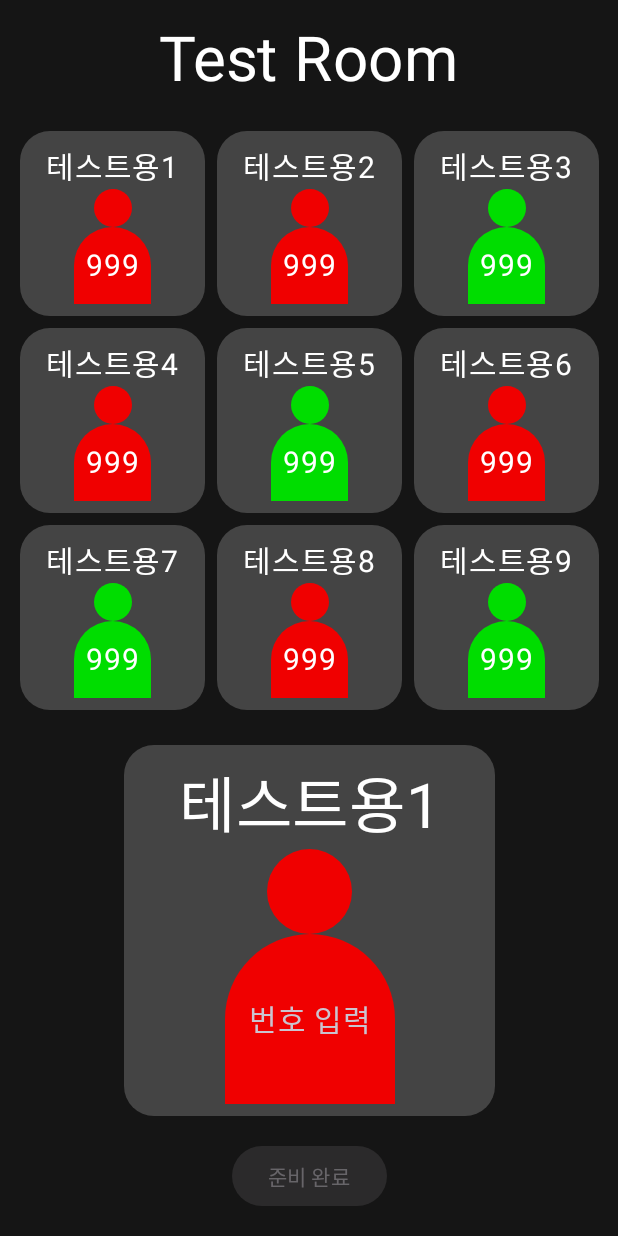
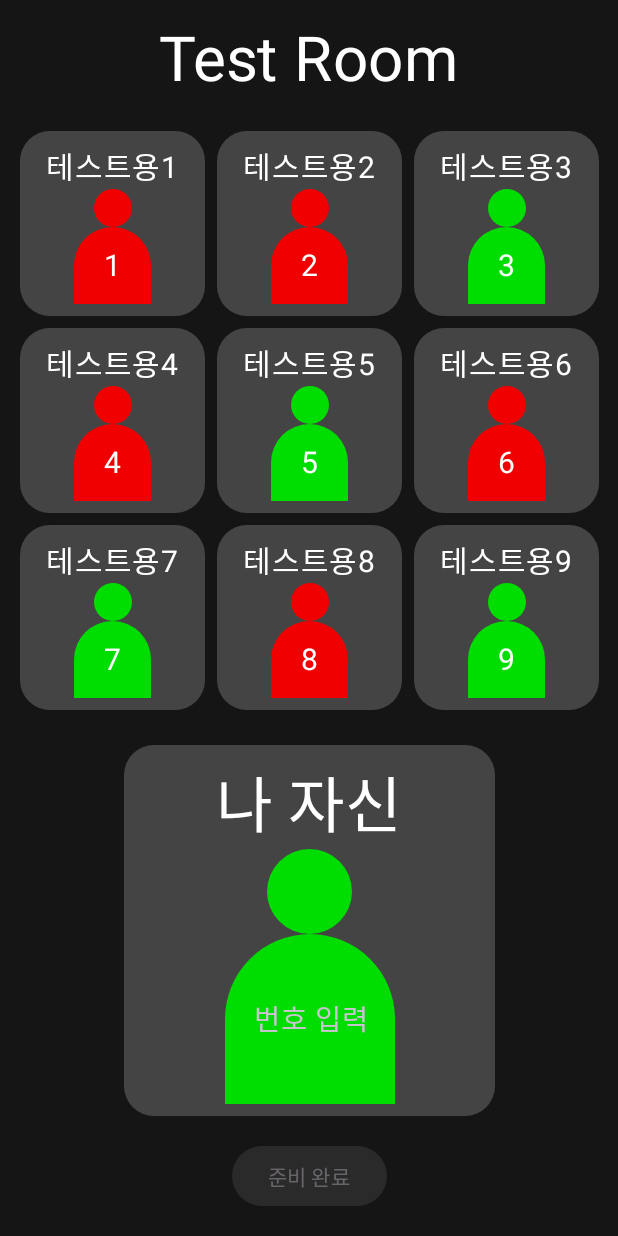
Before and after one commit to SharonProject1/SharonApp, an Android app built with Jetpack Compose: the screen it shows after launch (MainActivity), after a tap on "게임 시작", on a phone screen of 412 x 824 dp. Run offline under Robolectric (Android 15) with nearby library versions, the phone set to English and light mode, and no system bars.

Commit message:
WaitingRoom.kt 개선

```diff
--- a/app/src/main/java/com/example/sharon/screens/WaitingRoom.kt
+++ b/app/src/main/java/com/example/sharon/screens/WaitingRoom.kt
@@ -38,6 +38,7 @@ import androidx.compose.ui.graphics.Color
 import androidx.compose.ui.input.pointer.pointerInput
 import androidx.compose.ui.platform.LocalConfiguration
 import androidx.compose.ui.platform.LocalFocusManager
+import androidx.compose.ui.text.TextStyle
 import androidx.compose.ui.text.input.KeyboardType
 import androidx.compose.ui.text.style.TextAlign
 import androidx.compose.ui.text.style.TextOverflow
@@ -51,15 +52,16 @@ import com.example.sharon.ui.theme.White
 
 // 추후 삭제 요망
 val testData = listOf(
-    listOf("테스트용1", "999", "false", "true", "false"),
-    listOf("테스트용2", "999", "false", "true", "false"),
-    listOf("테스트용3", "999", "true", "true", "false"),
-    listOf("테스트용4", "999", "false", "true", "false"),
-    listOf("테스트용5", "999", "true", "true", "false"),
-    listOf("테스트용6", "999", "false", "true", "false"),
-    listOf("테스트용7", "999", "true", "true", "false"),
-    listOf("테스트용8", "999", "false", "true", "false"),
-    listOf("테스트용9", "999", "true", "true", "false")
+    listOf("나 자신", "NaN", "true", "true", "false"),
+    listOf("테스트용1", "1", "false", "true", "false"),
+    listOf("테스트용2", "2", "false", "true", "false"),
+    listOf("테스트용3", "3", "true", "true", "false"),
+    listOf("테스트용4", "4", "false", "true", "false"),
+    listOf("테스트용5", "5", "true", "true", "false"),
+    listOf("테스트용6", "6", "false", "true", "false"),
+    listOf("테스트용7", "7", "true", "true", "false"),
+    listOf("테스트용8", "8", "false", "true", "false"),
+    listOf("테스트용9", "9", "true", "true", "false")
 )
 
 class WaitingRoom {
@@ -71,10 +73,11 @@ class WaitingRoom {
 
             val focusManager = LocalFocusManager.current
             val isButtonEnabled = remember { mutableStateOf(false) }
+            val isButtonOn = remember { mutableStateOf(false) }
 
             val playerData: List<List<String>> = testData
-
             val numberOfPlayers by remember { mutableStateOf(playerData.size) }
+            val myIndex: Int = 2// 내 index
 
             Scaffold { innerPadding ->
                 Box(
@@ -107,10 +110,10 @@ class WaitingRoom {
                             columns = GridCells.FixedSize(cellSize.dp),
                             modifier = Modifier.weight(1f)
                         ) {
-                            items(numberOfPlayers) { index ->
+                            items(numberOfPlayers-1) { index ->
                                 PlayerBox(
                                     size = cellSize,
-                                    index = index,
+                                    index = index+1,
                                     screenWidth = screenWidth,
                                     playerData = playerData
                                 )
@@ -122,16 +125,23 @@ class WaitingRoom {
                             index = 0,
                             doesTextFieldExists = true,
                             isButtonEnabled = isButtonEnabled,
+                            isButtonOn = isButtonOn,
                             screenWidth = screenWidth,
                             playerData = playerData
                         )
                         Spacer(modifier = Modifier.height((screenHeight * 2/100).dp))
                         Button(
-                            onClick = { nextScreen() },
+                            onClick = {
+                                isButtonOn.value = !isButtonOn.value
+                                if(isButtonOn.value)
+                                    // GET /ready/:id
+                                else
+                                    // GET /notReady/:id
+                                nextScreen()
+                            },
                             enabled = isButtonEnabled.value,
                             colors = ButtonDefaults.buttonColors(
-                                containerColor = MaterialTheme.colorScheme.primary,
-                                contentColor = MaterialTheme.colorScheme.onPrimary
+                                containerColor = if(isButtonOn.value) Color(0x5000FF00) else Color(0xA000FF00)
                             )
                         ) {
                             Text("준비 완료")
@@ -145,7 +155,14 @@ class WaitingRoom {
 }
 
 @Composable
-fun PlayerBox(size: Int, index: Int, doesTextFieldExists: Boolean = false, isButtonEnabled: MutableState<Boolean> = mutableStateOf(false), screenWidth: Int, playerData: List<List<String>>) {
+fun PlayerBox(
+    size: Int,
+    index: Int,
+    doesTextFieldExists: Boolean = false,
+    isButtonEnabled: MutableState<Boolean> = mutableStateOf(false),
+    isButtonOn: MutableState<Boolean> = mutableStateOf(false),
+    screenWidth: Int, playerData: List<List<String>>
+) {
     var textState by remember { mutableStateOf("") }
 
     val isReady = playerData[index][2]
@@ -200,17 +217,27 @@ fun PlayerBox(size: Int, index: Int, doesTextFieldExists: Boolean = false, isBut
                         if(doesTextFieldExists) {
                             TextField(
                                 value = textState,
+                                textStyle = TextStyle(
+                                    fontSize = (size/6).sp,
+                                    lineHeight = (size/4).sp,
+                                    color = White,
+                                    textAlign = TextAlign.Center
+                                ),
                                 onValueChange = {
-                                    if(it.all { it.isDigit() } && it.length <= 3)
+                                    if(it.all { it.isDigit() } && it.length <= 3) {
                                         textState = it
-                                        isButtonEnabled.value = true
+                                        isButtonEnabled.value = it.isNotEmpty()
+                                    }
                                 },
                                 placeholder = {
                                     Text(
                                         text = "번호 입력",
-                                        fontSize = (screenWidth * 5/100).sp,
+                                        fontSize = (size * 8/100).sp,
+                                        lineHeight = (size/4).sp,
                                         textAlign = TextAlign.Center,
-                                        modifier = Modifier.fillMaxWidth()
+                                        modifier = Modifier
+                                            .align(Alignment.Center)
+                                            .fillMaxWidth()
                                     )
                                 },
                                 colors = TextFieldDefaults.colors(
@@ -222,9 +249,11 @@ fun PlayerBox(size: Int, index: Int, doesTextFieldExists: Boolean = false, isBut
                                     disabledContainerColor = Color(0x00000000),
                                     focusedIndicatorColor = Color(0x00000000),
                                     unfocusedIndicatorColor = Color(0x00000000),
-                                    disabledIndicatorColor = Color(0x00000000)
+                                    disabledIndicatorColor = Color(0x00000000),
+                                    cursorColor = White
                                 ),
                                 keyboardOptions = KeyboardOptions(keyboardType = KeyboardType.Number),
+                                enabled = !isButtonOn.value,
                                 modifier = Modifier
                                     .align(Alignment.Center)
                                     .fillMaxWidth()
```
